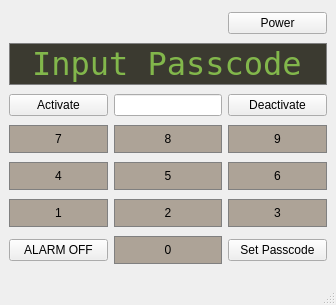
Above: controlpanel.ui from khanhchel99/HomeSecuritySystem before the change. Below: the same form after it.
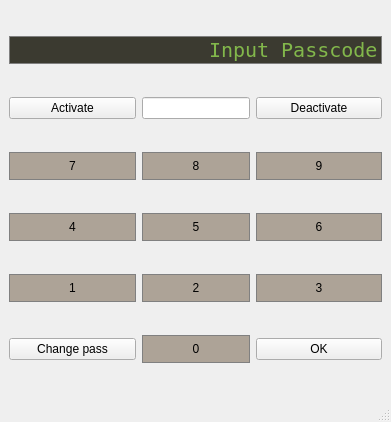
That is the form after the change.

The edit to the form file:
```diff
--- a/controlpanel.ui
+++ b/controlpanel.ui
@@ -6,8 +6,8 @@
    <rect>
     <x>0</x>
     <y>0</y>
-    <width>336</width>
-    <height>305</height>
+    <width>391</width>
+    <height>422</height>
    </rect>
   </property>
   <property name="windowTitle">
@@ -15,55 +15,7 @@
   </property>
   <widget class="QWidget" name="centralwidget">
    <layout class="QGridLayout" name="gridLayout">
-    <item row="4" column="0">
-     <widget class="QPushButton" name="Button7">
-      <property name="sizePolicy">
-       <sizepolicy hsizetype="Minimum" vsizetype="Ignored">
-        <horstretch>0</horstretch>
-        <verstretch>0</verstretch>
-       </sizepolicy>
-      </property>
-      <property name="styleSheet">
-       <string notr="true">QPushButton {
-	background-color: #ada397;
-	border: 1px solid gray;
-	padding: 6px;
-}
-
-QPushButton:pressed {
-  	background-color: #bdcebe;
-	border: 1px solid gray;
-	padding: 6px;
-}
-</string>
-      </property>
-      <property name="text">
-       <string>7</string>
-      </property>
-     </widget>
-    </item>
-    <item row="6" column="1">
-     <widget class="QPushButton" name="Button2">
-      <property name="styleSheet">
-       <string notr="true">QPushButton {
-	background-color: #ada397;
-	border: 1px solid gray;
-	padding: 6px;
-}
-
-QPushButton:pressed {
-  	background-color: #bdcebe;
-	border: 1px solid gray;
-	padding: 6px;
-}
-</string>
-      </property>
-      <property name="text">
-       <string>2</string>
-      </property>
-     </widget>
-    </item>
-    <item row="1" column="0" colspan="3">
+    <item row="0" column="0" colspan="3">
      <widget class="QLineEdit" name="Display">
       <property name="sizePolicy">
        <sizepolicy hsizetype="Preferred" vsizetype="Fixed">
@@ -74,7 +26,7 @@
       <property name="font">
        <font>
         <family>Andale Mono</family>
-        <pointsize>24</pointsize>
+        <pointsize>15</pointsize>
        </font>
       </property>
       <property name="styleSheet">
@@ -88,12 +40,12 @@
        <string>Input Passcode</string>
       </property>
       <property name="alignment">
-       <set>Qt::AlignCenter</set>
+       <set>Qt::AlignRight|Qt::AlignTrailing|Qt::AlignVCenter</set>
       </property>
      </widget>
     </item>
-    <item row="6" column="0">
-     <widget class="QPushButton" name="Button1">
+    <item row="3" column="2">
+     <widget class="QPushButton" name="Button6">
       <property name="styleSheet">
        <string notr="true">QPushButton {
 	background-color: #ada397;
@@ -109,12 +61,33 @@
 </string>
       </property>
       <property name="text">
-       <string>1</string>
+       <string>6</string>
+      </property>
+     </widget>
+    </item>
+    <item row="4" column="2">
+     <widget class="QPushButton" name="Button3">
+      <property name="styleSheet">
+       <string notr="true">QPushButton {
+	background-color: #ada397;
+	border: 1px solid gray;
+	padding: 6px;
+}
+
+QPushButton:pressed {
+  	background-color: #bdcebe;
+	border: 1px solid gray;
+	padding: 6px;
+}
+</string>
+      </property>
+      <property name="text">
+       <string>3</string>
       </property>
      </widget>
     </item>
     <item row="4" column="1">
-     <widget class="QPushButton" name="Button8">
+     <widget class="QPushButton" name="Button2">
       <property name="styleSheet">
        <string notr="true">QPushButton {
 	background-color: #ada397;
@@ -130,11 +103,32 @@
 </string>
       </property>
       <property name="text">
-       <string>8</string>
+       <string>2</string>
       </property>
      </widget>
     </item>
-    <item row="5" column="0">
+    <item row="5" column="1">
+     <widget class="QPushButton" name="Button0">
+      <property name="styleSheet">
+       <string notr="true">QPushButton {
+	background-color: #ada397;
+	border: 1px solid gray;
+	padding: 6px;
+}
+
+QPushButton:pressed {
+  	background-color: #bdcebe;
+	border: 1px solid gray;
+	padding: 6px;
+}
+</string>
+      </property>
+      <property name="text">
+       <string>0</string>
+      </property>
+     </widget>
+    </item>
+    <item row="3" column="0">
      <widget class="QPushButton" name="Button4">
       <property name="styleSheet">
        <string notr="true">QPushButton {
@@ -155,7 +149,7 @@
       </property>
      </widget>
     </item>
-    <item row="5" column="1">
+    <item row="3" column="1">
      <widget class="QPushButton" name="Button5">
       <property name="styleSheet">
        <string notr="true">QPushButton {
@@ -176,7 +170,76 @@
       </property>
      </widget>
     </item>
-    <item row="4" column="2">
+    <item row="2" column="1">
+     <widget class="QPushButton" name="Button8">
+      <property name="styleSheet">
+       <string notr="true">QPushButton {
+	background-color: #ada397;
+	border: 1px solid gray;
+	padding: 6px;
+}
+
+QPushButton:pressed {
+  	background-color: #bdcebe;
+	border: 1px solid gray;
+	padding: 6px;
+}
+</string>
+      </property>
+      <property name="text">
+       <string>8</string>
+      </property>
+     </widget>
+    </item>
+    <item row="4" column="0">
+     <widget class="QPushButton" name="Button1">
+      <property name="styleSheet">
+       <string notr="true">QPushButton {
+	background-color: #ada397;
+	border: 1px solid gray;
+	padding: 6px;
+}
+
+QPushButton:pressed {
+  	background-color: #bdcebe;
+	border: 1px solid gray;
+	padding: 6px;
+}
+</string>
+      </property>
+      <property name="text">
+       <string>1</string>
+      </property>
+     </widget>
+    </item>
+    <item row="2" column="0">
+     <widget class="QPushButton" name="Button7">
+      <property name="sizePolicy">
+       <sizepolicy hsizetype="Minimum" vsizetype="Ignored">
+        <horstretch>0</horstretch>
+        <verstretch>0</verstretch>
+       </sizepolicy>
+      </property>
+      <property name="styleSheet">
+       <string notr="true">QPushButton {
+	background-color: #ada397;
+	border: 1px solid gray;
+	padding: 6px;
+}
+
+QPushButton:pressed {
+  	background-color: #bdcebe;
+	border: 1px solid gray;
+	padding: 6px;
+}
+</string>
+      </property>
+      <property name="text">
+       <string>7</string>
+      </property>
+     </widget>
+    </item>
+    <item row="2" column="2">
      <widget class="QPushButton" name="Button9">
       <property name="styleSheet">
        <string notr="true">QPushButton {
@@ -197,117 +260,41 @@
       </property>
      </widget>
     </item>
-    <item row="5" column="2">
-     <widget class="QPushButton" name="Button6">
-      <property name="styleSheet">
-       <string notr="true">QPushButton {
-	background-color: #ada397;
-	border: 1px solid gray;
-	padding: 6px;
-}
-
-QPushButton:pressed {
-  	background-color: #bdcebe;
-	border: 1px solid gray;
-	padding: 6px;
-}
-</string>
-      </property>
-      <property name="text">
-       <string>6</string>
-      </property>
-     </widget>
-    </item>
-    <item row="2" column="1">
-     <widget class="QLineEdit" name="Status">
+    <item row="1" column="1">
+     <widget class="QLineEdit" name="CurrentState">
       <property name="sizePolicy">
        <sizepolicy hsizetype="Fixed" vsizetype="Fixed">
         <horstretch>0</horstretch>
         <verstretch>0</verstretch>
        </sizepolicy>
       </property>
-      <property name="text">
-       <string/>
-      </property>
-      <property name="alignment">
-       <set>Qt::AlignCenter</set>
-      </property>
      </widget>
     </item>
-    <item row="6" column="2">
-     <widget class="QPushButton" name="Button3">
-      <property name="styleSheet">
-       <string notr="true">QPushButton {
-	background-color: #ada397;
-	border: 1px solid gray;
-	padding: 6px;
-}
-
-QPushButton:pressed {
-  	background-color: #bdcebe;
-	border: 1px solid gray;
-	padding: 6px;
-}
-</string>
-      </property>
-      <property name="text">
-       <string>3</string>
-      </property>
-     </widget>
-    </item>
-    <item row="2" column="0">
+    <item row="1" column="0">
      <widget class="QPushButton" name="Activate">
       <property name="text">
        <string>Activate</string>
       </property>
      </widget>
     </item>
-    <item row="2" column="2">
+    <item row="5" column="0">
+     <widget class="QPushButton" name="ChangePass">
+      <property name="text">
+       <string>Change pass</string>
+      </property>
+     </widget>
+    </item>
+    <item row="1" column="2">
      <widget class="QPushButton" name="Deactivate">
       <property name="text">
        <string>Deactivate</string>
       </property>
      </widget>
     </item>
-    <item row="7" column="1">
-     <widget class="QPushButton" name="Button0">
-      <property name="styleSheet">
-       <string notr="true">QPushButton {
-	background-color: #ada397;
-	border: 1px solid gray;
-	padding: 6px;
-}
-
-QPushButton:pressed {
-  	background-color: #bdcebe;
-	border: 1px solid gray;
-	padding: 6px;
-}
-</string>
-      </property>
+    <item row="5" column="2">
+     <widget class="QPushButton" name="Ok">
       <property name="text">
-       <string>0</string>
-      </property>
-     </widget>
-    </item>
-    <item row="7" column="2">
-     <widget class="QPushButton" name="ChangeCode">
-      <property name="text">
-       <string>Set Passcode</string>
-      </property>
-     </widget>
-    </item>
-    <item row="0" column="2">
-     <widget class="QPushButton" name="Power">
-      <property name="text">
-       <string>Power</string>
-      </property>
-     </widget>
-    </item>
-    <item row="7" column="0">
-     <widget class="QPushButton" name="stopAlarm">
-      <property name="text">
-       <string>ALARM OFF</string>
+       <string>OK</string>
       </property>
      </widget>
     </item>
```
Left out of the diff: 4 changed lines with no effect on the pictures.
